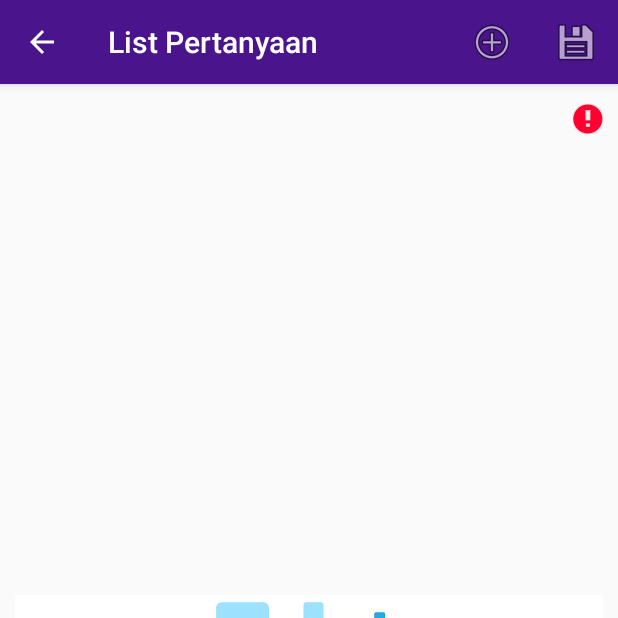
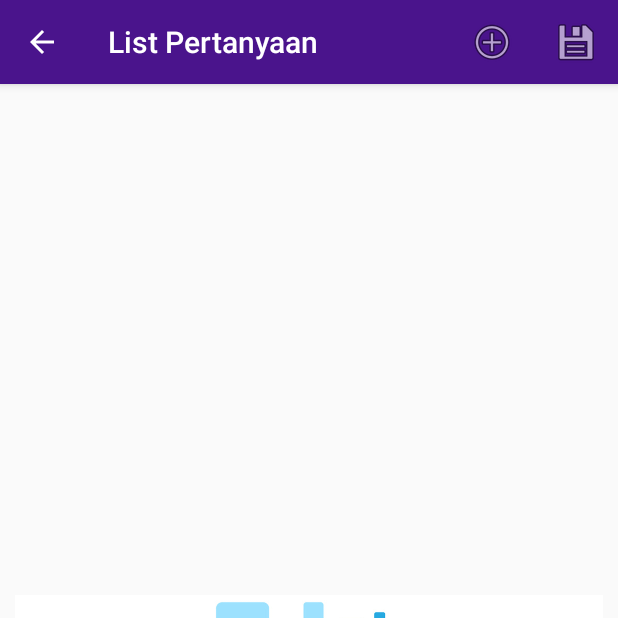
Before and after one commit to adreybr/OpiniUs, an Android app: the QuestionList screen opened directly, with no data from a screen before it, after a tap on "Save", on a phone screen of 412 x 824 dp, the top half of it. Run offline under Robolectric (Android 15) with nearby library versions, the phone set to English and light mode, and no system bars; libraries missing offline, so code that uses them is left out: org.chalup.microorm.

Commit message:
- FIXED FILL SURVEY VALIDATION BUG (DANY)

```diff
--- a/app/src/main/java/com/example/android/opinius/view/QuestionList.java
+++ b/app/src/main/java/com/example/android/opinius/view/QuestionList.java
@@ -13,6 +13,7 @@ import android.view.LayoutInflater;
 import android.view.Menu;
 import android.view.MenuItem;
 import android.view.View;
+import android.widget.ImageView;
 import android.widget.RadioButton;
 import android.widget.RadioGroup;
 import android.widget.TextView;
@@ -39,6 +40,7 @@ public class QuestionList extends AppCompatActivity {
     private String message;
     private RadioButton radioButton;
     private List<Question> questions;
+    private ImageView questionImage;
 
     public static final String JUDUL_SURVEY = "com.example.android.opinius.extra.JUDUL_SURVEY";
 
@@ -52,6 +54,7 @@ public class QuestionList extends AppCompatActivity {
                 intent.getStringExtra("JUDUL");
         mJudulSurvey = (TextView) findViewById(R.id.survey_title);
         mJudulSurvey.setText(message);
+        questionImage = findViewById(R.id.question_image);
 
         mHelper = new SurveyDBHelper(this);
         mQuestionListView = (RecyclerView) findViewById(R.id.question_list);
@@ -79,7 +82,7 @@ public class QuestionList extends AppCompatActivity {
                     finish();
                     return true;
                 } else {
-                    mJudulSurvey.setError("Tambahkan Pertanyaan terlebih dahulu..");
+                    Toast.makeText(this, "Tambahkan Pertanyaan terlebih dahulu..", Toast.LENGTH_SHORT).show();
                     return super.onOptionsItemSelected(item);
                 }
             default:
--- a/app/src/main/res/layout/activity_main.xml
+++ b/app/src/main/res/layout/activity_main.xml
@@ -20,7 +20,7 @@
         android:layout_width="wrap_content"
         android:layout_height="wrap_content"
         android:layout_centerHorizontal="true"
-        android:layout_marginTop="@dimen/margin_top_no_questions"
+        android:layout_centerVertical="true"
         android:fontFamily="sans-serif-light"
         android:text="@string/msg_no_questions"
         android:textColor="@color/msg_no_questions"
--- a/app/src/main/res/layout/activity_question_list.xml
+++ b/app/src/main/res/layout/activity_question_list.xml
@@ -25,7 +25,7 @@
         android:layout_height="wrap_content" />
 
     <ImageView
-        android:id="@+id/imageView"
+        android:id="@+id/question_image"
         android:layout_width="wrap_content"
         android:layout_height="match_parent"
         android:src="@drawable/questions" />
--- a/app/src/main/res/layout/activity_view_survey.xml
+++ b/app/src/main/res/layout/activity_view_survey.xml
@@ -20,7 +20,7 @@
         android:layout_width="wrap_content"
         android:layout_height="wrap_content"
         android:layout_centerHorizontal="true"
-        android:layout_marginTop="@dimen/margin_top_no_questions"
+        android:layout_centerVertical="true"
         android:fontFamily="sans-serif-light"
         android:text="@string/msg_no_questions"
         android:textColor="@color/msg_no_questions"
```
Also changed, not shown: app/src/main/java/com/example/android/opinius/view/FillSurvey.java (+18 -14 lines).
